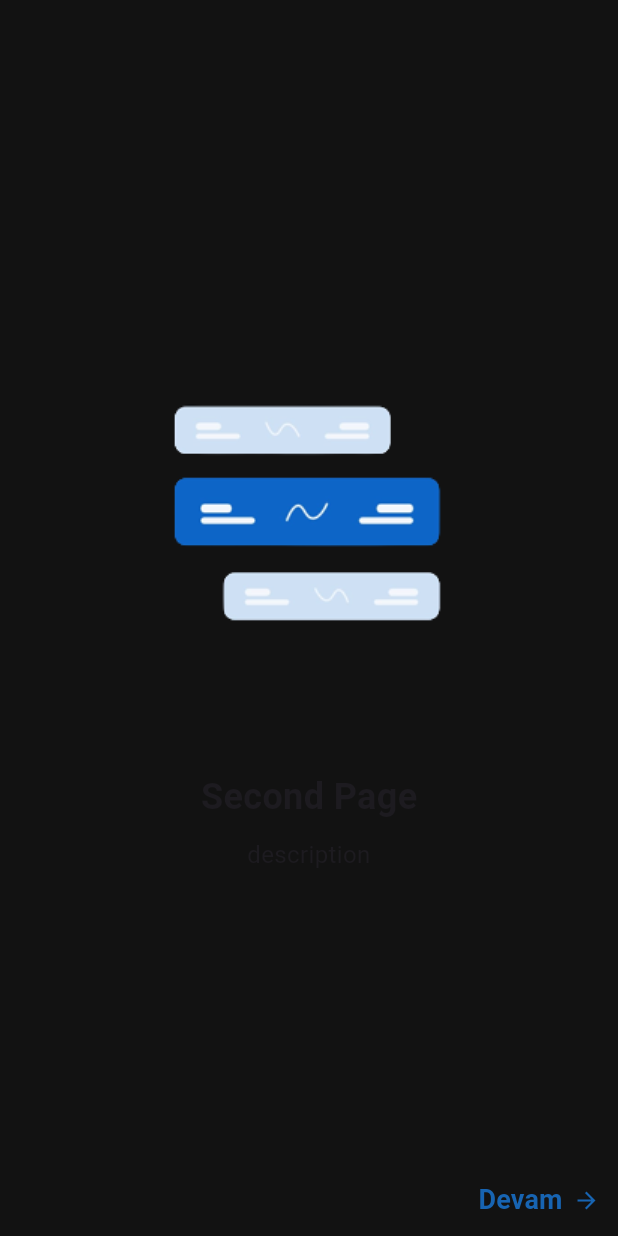
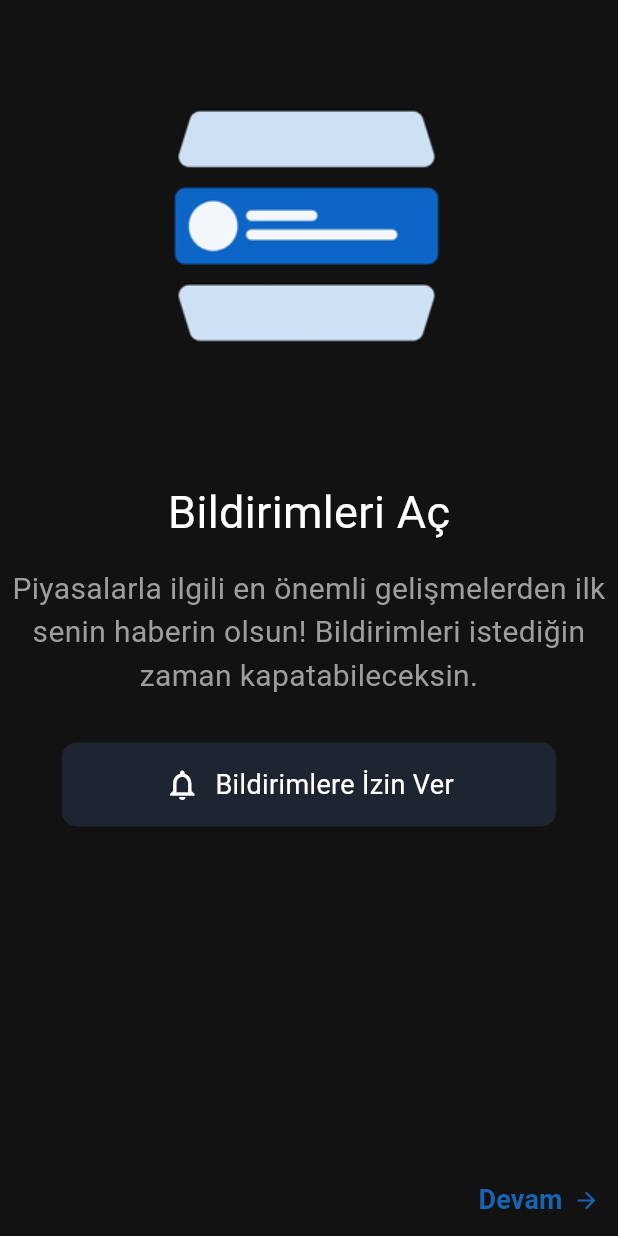
Before and after one commit to SLAYER3547/Doviz-Clone-App, a Flutter app: the screen it shows after launch, swiped to page 2, on a phone screen of 412 x 824 dp. Run offline on Flutter 3.47's test engine with Material 3 defaults, Android fonts, the phone set to English and light mode, and no system bars.

Commit message:
second onboarding page design is completed

```diff
--- a/lib/views/screens/onboarding_views/second_onboarding_page.dart
+++ b/lib/views/screens/onboarding_views/second_onboarding_page.dart
@@ -10,20 +10,33 @@ class SecondOnboardingPage extends StatelessWidget {
   @override
   Widget build(BuildContext context) {
     return Column(
-      mainAxisAlignment: MainAxisAlignment.center,
       children: [
-        Image.asset("assets/images/follow_list_boxes.png", height: 300), // Görsel
+        Image.asset("assets/images/notification.png", height: 300), // Görsel
         const SizedBox(height: 20),
+        const Text("Bildirimleri Aç",style: TextStyle(color: Colors.white, fontSize: 30),),
+        const SizedBox(
+          height: 15,
+        ),
         const Text(
-          "Second Page",
-          style:  TextStyle(fontSize: 24, fontWeight: FontWeight.bold),
+          "Piyasalarla ilgili en önemli gelişmelerden ilk senin haberin olsun! Bildirimleri istediğin zaman kapatabileceksin.",
+          style: TextStyle(color: Colors.grey, fontSize: 20),
+          textAlign: TextAlign.center,
         ),
-        const SizedBox(height: 10),
-        const Text(
-          "description",
-          textAlign: TextAlign.center,
-          style:  TextStyle(fontSize: 16),
-        ),
+        const SizedBox(height: 30,),
+        Container(
+          decoration: BoxDecoration(color: const Color(0xFF1e2430),borderRadius: BorderRadius.circular(10)),
+          width: MediaQuery.of(context).size.width/10*8,
+          padding: const EdgeInsets.all(15),
+          child: const Row(
+            mainAxisAlignment: MainAxisAlignment.center,
+            children: [
+              Icon(Icons.notifications_none,color: Colors.white,),
+              SizedBox(width: 10,),
+              Text("Bildirimlere İzin Ver",style: TextStyle(color: Colors.white,fontSize: 18),)
+            ],
+          ),
+        )
+
       ],
     );
   }
```
Also changed, not shown: assets/images/notification.png (added).
